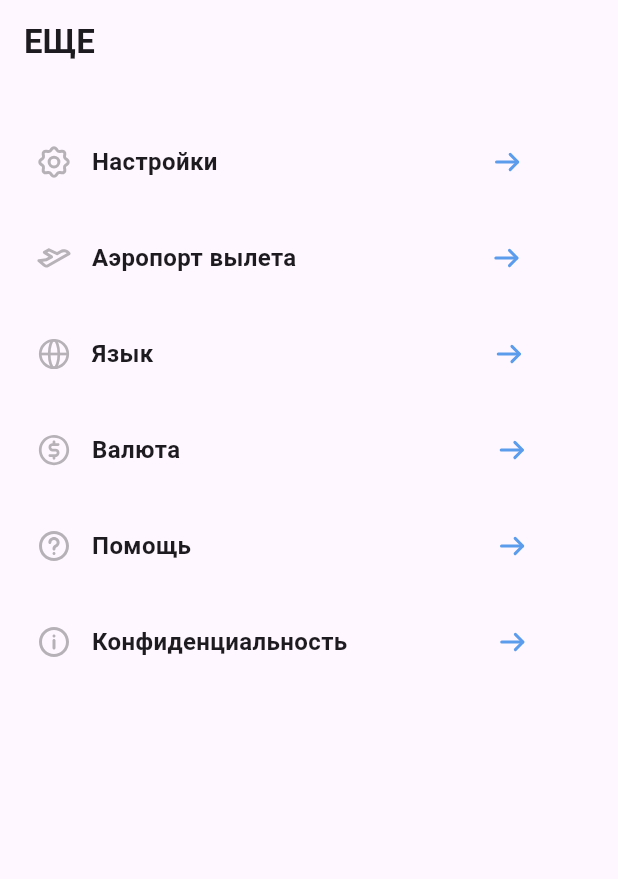
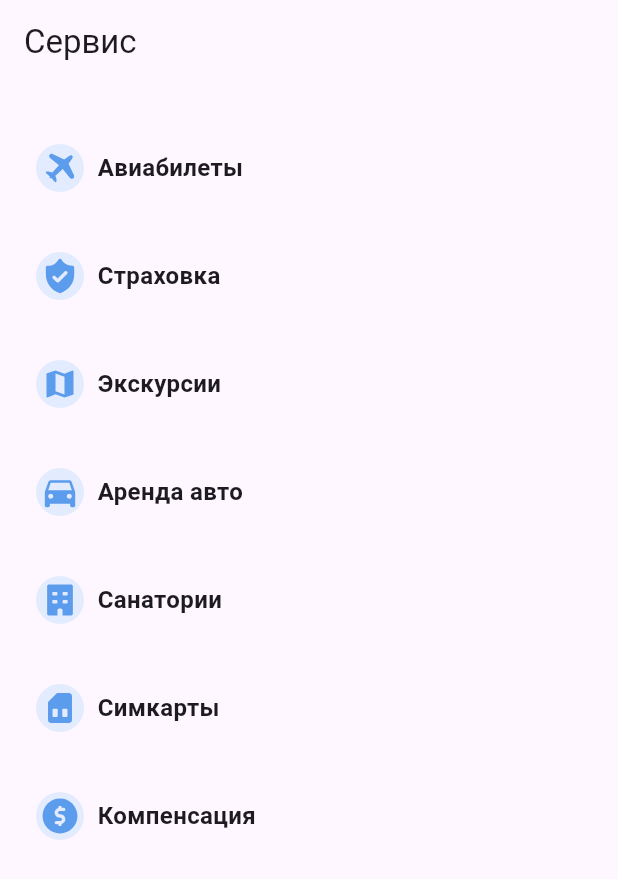
Before and after one commit to Frifrige/FriFri, a Flutter app: the screen it shows after launch, on a phone screen of 412 x 824 dp. Shown: the top 879 px of the screen. Run offline on Flutter 3.47's test engine with Material 3 defaults, Android fonts, the light colour scheme and no system bars; our stand-ins replace flutter_svg, logger, shared_preferences; generated files the repository leaves out were written again.

Commit message:
add service screen

```diff
--- a/lib/src/features/application/widgets/application.dart
+++ b/lib/src/features/application/widgets/application.dart
@@ -1,8 +1,11 @@
+import 'dart:developer';
+
 import 'package:flutter/material.dart';
 import 'package:frifri/src/features/more/presentation/screens/more_screen.dart';
 import 'package:flutter_gen/gen_l10n/app_localizations.dart';
 import 'package:frifri/src/features/more/wrappers/localization_wrapper.dart';
 import 'package:frifri/src/features/navbar/navbar.dart';
+import 'package:frifri/src/features/service/presentation/screens/service_screen.dart';
 
 /// {@template application}
 /// Application widget.
@@ -18,7 +21,7 @@ class Application extends StatelessWidget {
       localizationsDelegates: AppLocalizations.localizationsDelegates,
       supportedLocales: AppLocalizations.supportedLocales,
       locale: LocalizaitonScope.of(context).locale,
-      home: const MoreScreen(),
+      home:  ServiceScreen(),
     );
   }
 }
--- /dev/null
+++ b/lib/src/features/service/presentation/screens/service_screen.dart
@@ -0,0 +1,239 @@
+import 'package:flutter/cupertino.dart';
+import 'package:flutter/material.dart';
+import 'package:flutter/widgets.dart';
+import 'package:flutter_svg/svg.dart';
+
+class ServiceScreen extends StatefulWidget {
+  const ServiceScreen({super.key});
+
+  @override
+  State<ServiceScreen> createState() => _ServiceScreenState();
+}
+
+class _ServiceScreenState extends State<ServiceScreen> {
+  @override
+  Widget build(BuildContext context) {
+    return Scaffold(
+      appBar: AppBar(
+        title: Text("Сервис"),
+      ),
+      body: Padding(
+        padding: EdgeInsets.symmetric(horizontal: 24),
+        child: Column(
+          children: [
+            SizedBox(
+              height: 40,
+            ),
+            Row(
+              children: [
+                Container(
+                  width: 32,
+                  height: 32,
+                  decoration: BoxDecoration(
+                      color: Colors.blue.withOpacity(0.12),
+                      borderRadius: BorderRadius.circular(16)),
+                  alignment: Alignment.center,
+                  child: SvgPicture.asset(
+                    "assets/icons/service_ic_1.svg",
+                    width: 24,
+                    height: 24,
+                  ),
+                ),
+                SizedBox(
+                  width: 9,
+                ),
+                Text(
+                  "Авиабилеты",
+                  style: TextStyle(fontWeight: FontWeight.w700, fontSize: 16),
+                ),
+                SizedBox(
+                  width: 183,
+                ),
+              ],
+            ),
+            SizedBox(
+              height: 40,
+            ),
+            Row(
+              children: [
+                Container(
+                  width: 32,
+                  height: 32,
+                  decoration: BoxDecoration(
+                      color: Colors.blue.withOpacity(0.12),
+                      borderRadius: BorderRadius.circular(16)),
+                  alignment: Alignment.center,
+                  child: SvgPicture.asset(
+                    "assets/icons/service_ic_2.svg",
+                    width: 24,
+                    height: 24,
+                  ),
+                ),
+                SizedBox(
+                  width: 9,
+                ),
+                Text(
+                  "Страховка",
+                  style: TextStyle(fontWeight: FontWeight.w700, fontSize: 16),
+                ),
+                SizedBox(
+                  width: 183,
+                ),
+              ],
+            ),
+            SizedBox(
+              height: 40,
+            ),
+            Row(
+              children: [
+                Container(
+                  width: 32,
+                  height: 32,
+                  decoration: BoxDecoration(
+                      color: Colors.blue.withOpacity(0.12),
+                      borderRadius: BorderRadius.circular(16)),
+                  alignment: Alignment.center,
+                  child: SvgPicture.asset(
+                    "assets/icons/service_ic_3.svg",
+                    width: 24,
+                    height: 24,
+                  ),
+                ),
+                SizedBox(
+                  width: 9,
+                ),
+                Text(
+                  "Экскурсии",
+                  style: TextStyle(fontWeight: FontWeight.w700, fontSize: 16),
+                ),
+                SizedBox(
+                  width: 183,
+                ),
+              ],
+            ),
+            SizedBox(
+              height: 40,
+            ),
+            Row(
+              children: [
+                Container(
+                  width: 32,
+                  height: 32,
+                  decoration: BoxDecoration(
+                      color: Colors.blue.withOpacity(0.12),
+                      borderRadius: BorderRadius.circular(16)),
+                  alignment: Alignment.center,
+                  child: SvgPicture.asset(
+                    "assets/icons/service_ic_4.svg",
+                    width: 24,
+                    height: 24,
+                  ),
+                ),
+                SizedBox(
+                  width: 9,
+                ),
+                Text(
+                  "Аренда авто",
+                  style: TextStyle(fontWeight: FontWeight.w700, fontSize: 16),
+                ),
+                SizedBox(
+                  width: 183,
+                ),
+              ],
+            ),
+            SizedBox(
+              height: 40,
+            ),
+            Row(
+              children: [
+                Container(
+                  width: 32,
+                  height: 32,
+                  decoration: BoxDecoration(
+                      color: Colors.blue.withOpacity(0.12),
+                      borderRadius: BorderRadius.circular(16)),
+                  alignment: Alignment.center,
+                  child: SvgPicture.asset(
+                    "assets/icons/service_ic_5.svg",
+                    width: 24,
+                    height: 24,
+                  ),
+                ),
+                SizedBox(
+                  width: 9,
+                ),
+                Text(
+                  "Санатории",
+                  style: TextStyle(fontWeight: FontWeight.w700, fontSize: 16),
+                ),
+                SizedBox(
+                  width: 183,
+                ),
+              ],
+            ),
+            SizedBox(
+              height: 40,
+            ),
+            Row(
+              children: [
+                Container(
+                  width: 32,
+                  height: 32,
+                  decoration: BoxDecoration(
+                      color: Colors.blue.withOpacity(0.12),
+                      borderRadius: BorderRadius.circular(16)),
+                  alignment: Alignment.center,
+                  child: SvgPicture.asset(
+                    "assets/icons/service_ic_6.svg",
+                    width: 24,
+                    height: 24,
+                  ),
+                ),
+                SizedBox(
+                  width: 9,
+                ),
+                Text(
+                  "Симкарты",
+                  style: TextStyle(fontWeight: FontWeight.w700, fontSize: 16),
+                ),
+                SizedBox(
+                  width: 183,
+                ),
+              ],
+            ),
+            SizedBox(
+              height: 40,
+            ),
+            Row(
+              children: [
+                Container(
+                  width: 32,
+                  height: 32,
+                  decoration: BoxDecoration(
+                      color: Colors.blue.withOpacity(0.12),
+                      borderRadius: BorderRadius.circular(16)),
+                  alignment: Alignment.center,
+                  child: SvgPicture.asset(
+                    "assets/icons/service_ic_7.svg",
+                    width: 24,
+                    height: 24,
+                  ),
+                ),
+                SizedBox(
+                  width: 9,
+                ),
+                Text(
+                  "Компенсация",
+                  style: TextStyle(fontWeight: FontWeight.w700, fontSize: 16),
+                ),
+                SizedBox(
+                  width: 183,
+                ),
+              ],
+            ),
+          ],
+        ),
+      ),
+    );
+  }
+}
```
Also changed, not shown: assets/icons/service_ic_1.svg (added), assets/icons/service_ic_2.svg (added), assets/icons/service_ic_3.svg (added), assets/icons/service_ic_4.svg (added), assets/icons/service_ic_5.svg (added), assets/icons/service_ic_6.svg (added), assets/icons/service_ic_7.svg (added).
